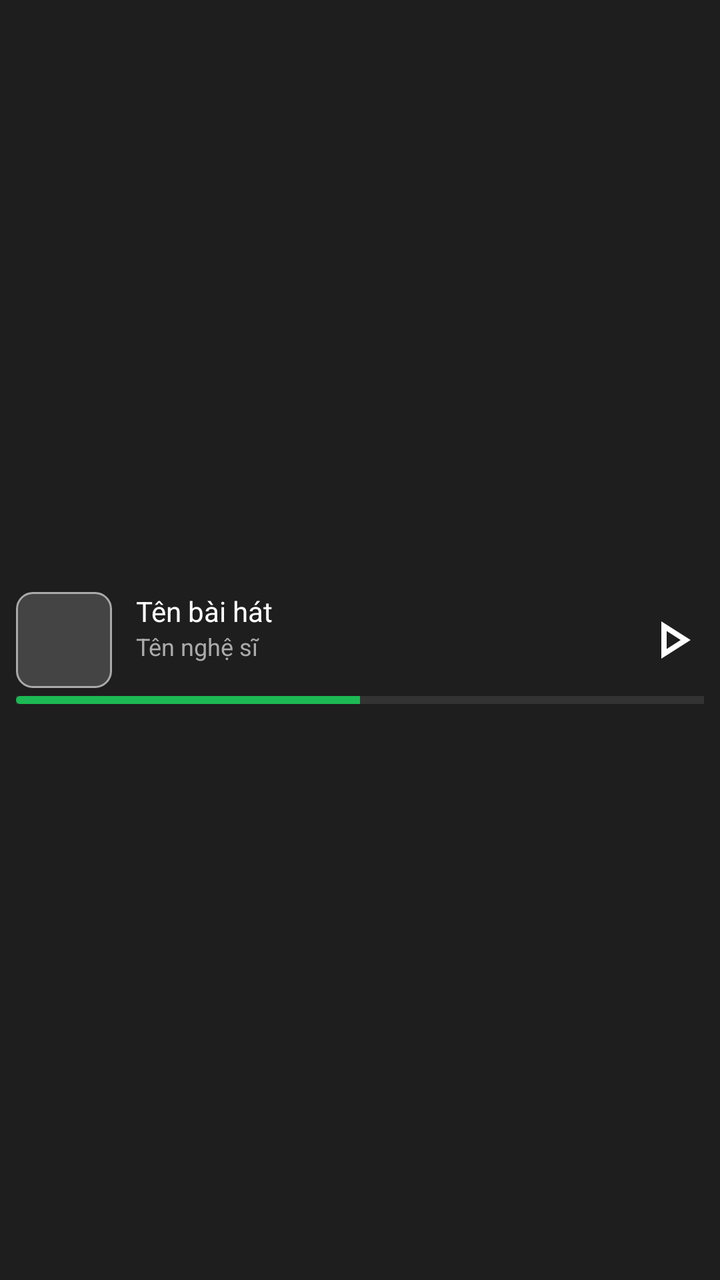
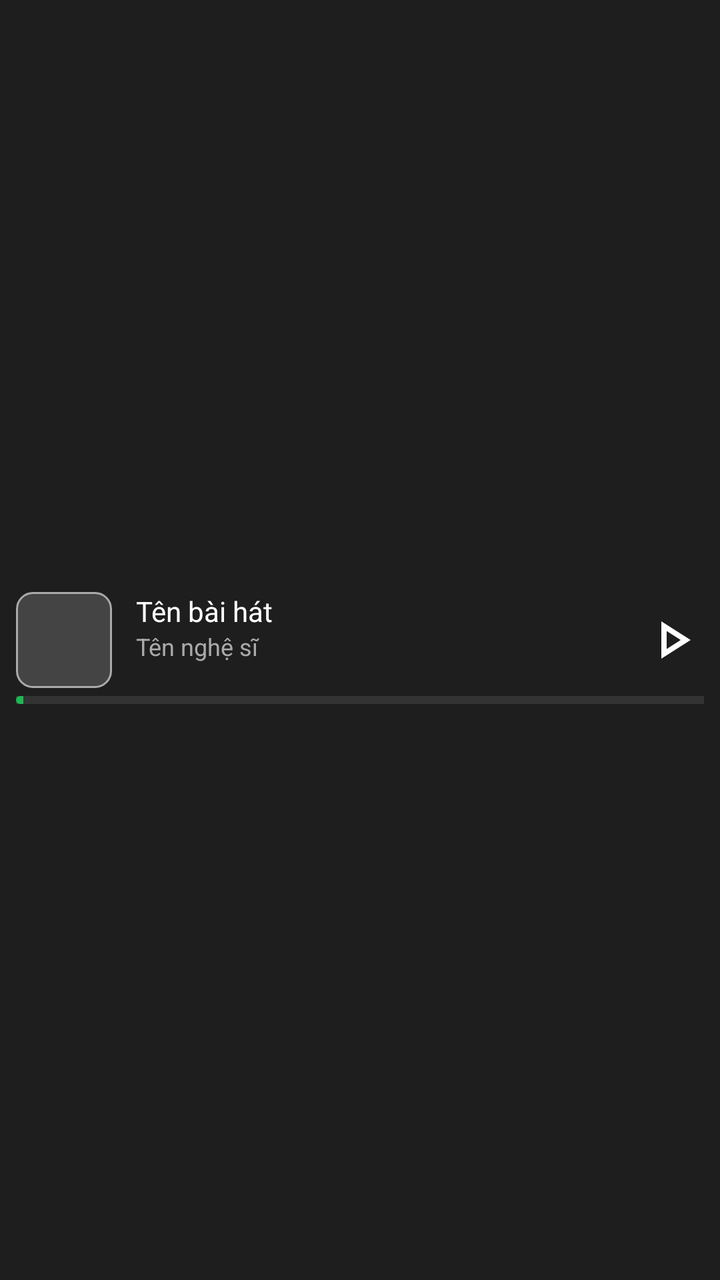

Screens rendered from an Android XML layout before and after an edit, with the pre-edit source and the edit as a unified diff.
<!-- AndroidManifest.xml: application theme Theme.VMusic -->
<!-- res/layout/mini_player.xml -->
<?xml version="1.0" encoding="utf-8"?>
<androidx.constraintlayout.widget.ConstraintLayout
    xmlns:android="http://schemas.android.com/apk/res/android"
    xmlns:app="http://schemas.android.com/apk/res-auto"
    android:id="@+id/mini_player"
    android:layout_width="match_parent"
    android:layout_height="wrap_content"
    android:padding="8dp"
    android:background="#1E1E1E">

    
    <ImageView
        android:id="@+id/imgMini"
        android:layout_width="48dp"
        android:layout_height="48dp"
        android:scaleType="centerCrop"
        android:src="@drawable/tag_background"
        app:layout_constraintStart_toStartOf="parent"
        app:layout_constraintTop_toTopOf="parent"
        app:layout_constraintBottom_toBottomOf="parent"/>

    
    <TextView
        android:id="@+id/tvMiniTitle"
        android:layout_width="0dp"
        android:layout_height="wrap_content"
        android:text="Tên bài hát"
        android:textColor="#FFFFFF"
        android:textSize="14sp"
        android:maxLines="1"
        android:ellipsize="end"
        android:layout_marginStart="12dp"
        app:layout_constraintStart_toEndOf="@id/imgMini"
        app:layout_constraintTop_toTopOf="@id/imgMini"
        app:layout_constraintEnd_toStartOf="@id/btnPlay"/>


    
    <TextView
        android:id="@+id/tvMiniArtist"
        android:layout_width="0dp"
        android:layout_height="wrap_content"
        android:text="Tên nghệ sĩ"
        android:textColor="#AAAAAA"
        android:textSize="12sp"
        android:maxLines="1"
        android:ellipsize="end"
        app:layout_constraintStart_toStartOf="@id/tvMiniTitle"
        app:layout_constraintTop_toBottomOf="@id/tvMiniTitle"
        app:layout_constraintEnd_toEndOf="@id/tvMiniTitle"/>

    
    <ImageView
        android:id="@+id/btnPlay"
        android:layout_width="32dp"
        android:layout_height="32dp"
        android:src="@drawable/ic_play"
        app:tint="#FFFFFF"
        app:layout_constraintEnd_toEndOf="parent"
        app:layout_constraintTop_toTopOf="@id/imgMini"
        app:layout_constraintBottom_toBottomOf="@id/imgMini"/>

    
    <ProgressBar
        android:id="@+id/progressBar"
        style="?android:attr/progressBarStyleHorizontal"
        android:layout_width="0dp"
        android:layout_height="4dp"
        android:progress="50"
        android:max="100"
        android:layout_marginTop="4dp"
        android:progressDrawable="@drawable/progress_drawable"
        app:layout_constraintTop_toBottomOf="@id/imgMini"
        app:layout_constraintStart_toStartOf="parent"
        app:layout_constraintEnd_toEndOf="parent"/>
</androidx.constraintlayout.widget.ConstraintLayout>
<!-- resources referenced by this layout -->
<resources>
  <!-- drawable ic_play (drawable) -->
  <vector xmlns:android="http://schemas.android.com/apk/res/android"
      android:width="24dp"
      android:height="24dp"
      android:viewportWidth="960"
      android:viewportHeight="960"
      android:tint="?attr/colorControlNormal">
    <path
        android:fillColor="@android:color/white"
        android:pathData="M320,760L320,200L760,480L320,760ZM400,480L400,480L400,480ZM400,614L610,480L400,346L400,614Z"/>
  </vector>
  <!-- drawable progress_drawable (drawable) -->
  <layer-list xmlns:android="http://schemas.android.com/apk/res/android">
      <item android:id="@android:id/background">
          <shape>
              <solid android:color="#333333" />
          </shape>
      </item>
      <item android:id="@android:id/progress">
          <clip>
              <shape android:shape="rectangle">
                  <corners android:radius="8dp"/>
                  <solid android:color="#1DB954"/>
              </shape>
  
          </clip>
      </item>
  </layer-list>
  <!-- drawable tag_background (drawable) -->
  <?xml version="1.0" encoding="utf-8"?>
  <shape xmlns:android="http://schemas.android.com/apk/res/android">
      <solid android:color="@color/dark_gray" />
      <corners android:radius="8dp" />
      <stroke android:width="1dp" android:color="@color/gray_hint" />
  </shape>
  <style name="Theme.VMusic" parent="Base.Theme.VMusic" />
  <color name="dark_gray">#444444</color>
  <color name="gray_hint">#AAAAAA</color>
  <style name="Base.Theme.VMusic" parent="Theme.Material3.DayNight.NoActionBar">
          
          
      </style>
</resources>

<!-- the commit's change to res/layout/mini_player.xml (unified diff, before → after) -->
@@ -67,7 +67,7 @@
         android:layout_width="0dp"
         android:layout_height="4dp"
         android:progress="50"
-        android:max="100"
+        android:max="5000"
         android:layout_marginTop="4dp"
         android:progressDrawable="@drawable/progress_drawable"
         app:layout_constraintTop_toBottomOf="@id/imgMini"
